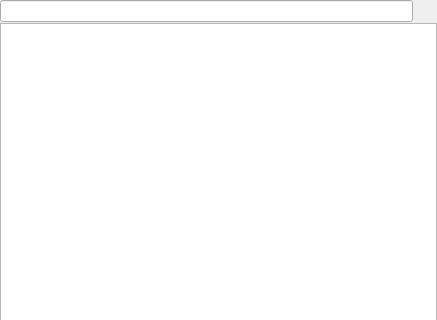
The window that src/globalsearch/globalsearchview.ui (clementine-player/Clementine) describes before a commit, drawn with Qt 5; both pictures show x 0 to 437 and y 0 to 320 of the 437 by 633 pixel window.
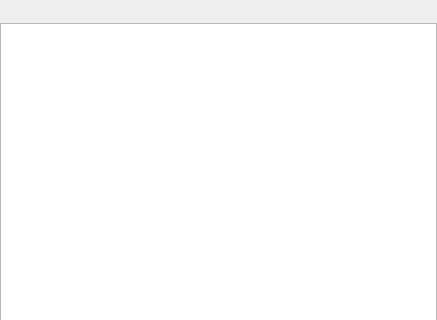
The same window after the commit. Custom widgets are drawn as their Qt base class.

Commit message: Port global search & album cover search to QSearchField and remove MacLineEdit.

Diff of the .ui file:
```diff
--- a/src/globalsearch/globalsearchview.ui
+++ b/src/globalsearch/globalsearchview.ui
@@ -23,8 +23,8 @@
       <number>0</number>
      </property>
      <item>
-      <widget class="LineEdit" name="search">
-       <property name="hint" stdset="0">
+      <widget class="QSearchField" name="search">
+       <property name="placeholderText" stdset="0">
         <string>Search for anything</string>
        </property>
       </widget>
@@ -208,9 +208,9 @@
  </widget>
  <customwidgets>
   <customwidget>
-   <class>LineEdit</class>
-   <extends>QLineEdit</extends>
-   <header>widgets/lineedit.h</header>
+   <class>QSearchField</class>
+   <extends>QWidget</extends>
+   <header>3rdparty/qocoa/qsearchfield.h</header>
   </customwidget>
   <customwidget>
    <class>AutoExpandingTreeView</class>
```
The commit also changes 6 other files.
